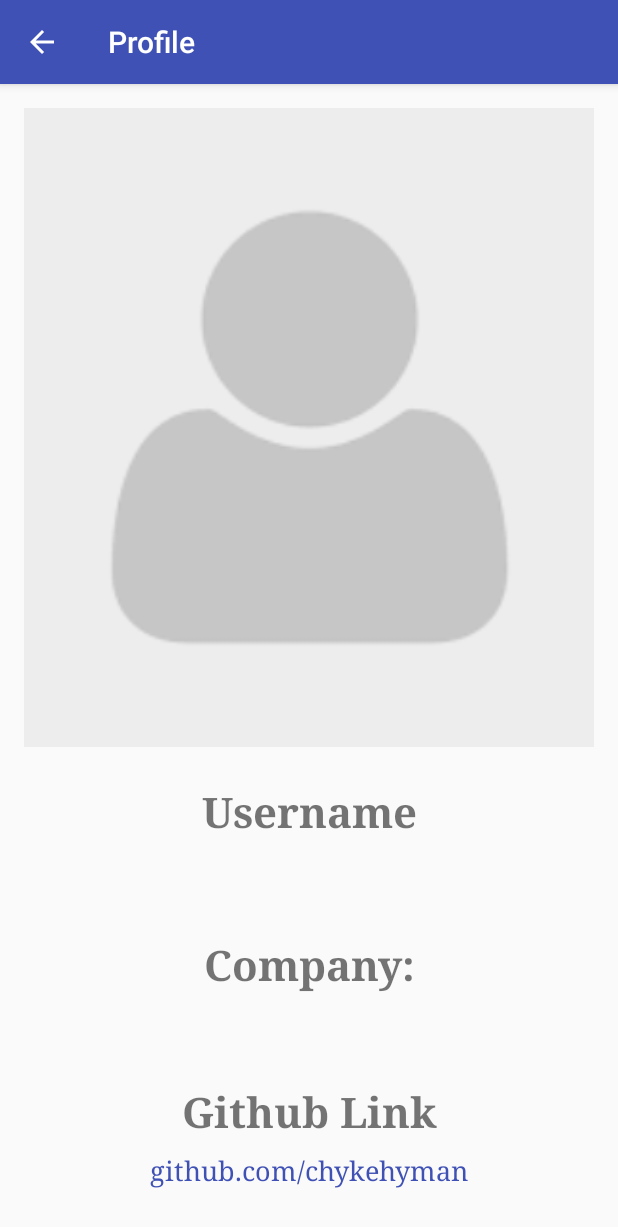
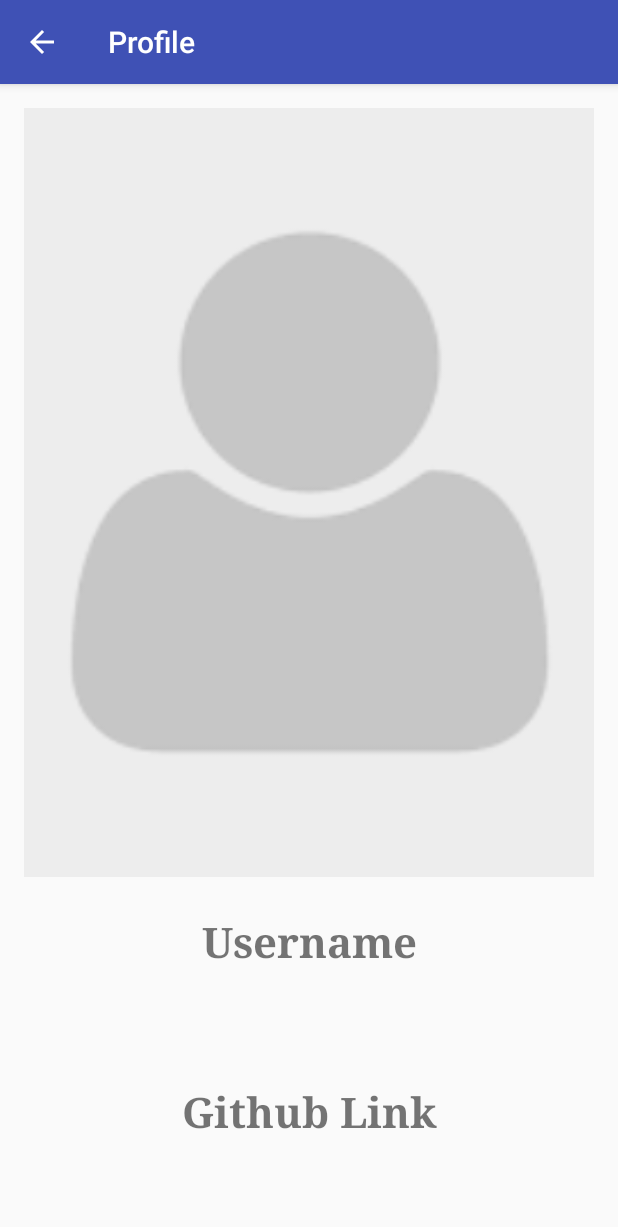
Before and after one commit to chykehyman/FindJavaDevelopers, an Android app: the DetailsActivity screen opened directly, with no data from a screen before it, on a phone screen of 412 x 824 dp. Shown: the top 1227 px of the screen. Run offline under Robolectric (Android 15) with nearby library versions, the phone set to English and light mode, and no system bars; our stand-ins replace Picasso; pictures from the network do not load.

Commit message:
feat(dynamic-ui): implement developers dynamic ui rendering list
- add model files(DevelopersList and DevelopersListResponse)
- modify Details and Main Activity files, move to 'view' package
- setup api interface and service classes
- implement 'presenter' module for accessing the api
- pass api response data from presenter class to ListAdapter class
- pass responses to RecyclerView component
- modify xml files to use 'tools:text' and 'tools:src' instead of 'android:text' and 'android:src' respectively
- clean up unwanted hanging codes

[Finishes #155965831]

```diff
--- a/app/build.gradle
+++ b/app/build.gradle
@@ -28,4 +28,9 @@ dependencies {
     implementation 'com.android.support:recyclerview-v7:27.1.0'
     implementation 'com.android.support:cardview-v7:27.1.0'
     implementation 'com.android.support:appcompat-v7:27.1.0'
+    implementation 'com.google.code.gson:gson:2.8.0'
+    implementation 'com.squareup.retrofit2:retrofit:2.3.0'
+    implementation 'com.squareup.retrofit2:converter-gson:2.2.0'
+    implementation 'com.android.support:support-annotations:27.1.0'
+    implementation "com.squareup.picasso:picasso:2.4.0"
 }
--- a/app/src/main/java/com/andela/android/javadevelopers/DetailsActivity.java
+++ b/app/src/main/java/com/andela/android/javadevelopers/view/DetailsActivity.java
@@ -1,9 +1,13 @@
-package com.andela.android.javadevelopers;
+package com.andela.android.javadevelopers.view;
 
 import android.content.Intent;
 import android.support.v7.app.AppCompatActivity;
 import android.os.Bundle;
+import android.widget.ImageView;
 import android.widget.TextView;
+
+import com.andela.android.javadevelopers.R;
+import com.squareup.picasso.Picasso;
 
 public class DetailsActivity extends AppCompatActivity {
 
@@ -16,13 +20,19 @@ public class DetailsActivity extends AppCompatActivity {
 
     private void displayProfile() {
         Intent intent = this.getIntent();
+
+        String devProfileImage = intent.getStringExtra("PROFILE_IMAGE");
         String devUsername = intent.getStringExtra("USER_NAME");
-        String devCompany = intent.getStringExtra("COMPANY");
+        String devGithubLink = intent.getStringExtra("GITHUB_LINK");
 
-        // Capture the layout's TextView and set the string as its text
+        ImageView profileImage = findViewById(R.id.profile_image_header);
         TextView username = findViewById(R.id.username);
-        TextView company = findViewById(R.id.company);
+        TextView githubLink = findViewById(R.id.github_url);
         username.setText(devUsername);
-        company.setText(devCompany);
+        Picasso.with(this)
+                .load(devProfileImage)
+                .placeholder(R.drawable.no_profile)
+                .into(profileImage);
+        githubLink.setText(devGithubLink);
     }
 }
--- a/app/src/main/res/layout/activity_details.xml
+++ b/app/src/main/res/layout/activity_details.xml
@@ -2,6 +2,7 @@
 
 <LinearLayout
     xmlns:android="http://schemas.android.com/apk/res/android"
+    xmlns:tools="http://schemas.android.com/tools"
     android:orientation="vertical"
     android:layout_width="match_parent"
     android:layout_height="match_parent"
@@ -11,7 +12,7 @@
         android:layout_width="match_parent"
         android:layout_height="0dp"
         android:layout_weight="1"
-        android:src="@drawable/no_profile"
+        tools:src="@drawable/no_profile"
         android:fitsSystemWindows="true"
         android:id="@+id/profile_image_header"
         android:scaleType="centerCrop"
@@ -37,38 +38,12 @@
         android:layout_marginLeft="16dp"
         android:layout_marginRight="16dp"
         android:layout_marginTop="8dp"
-        android:text="@string/username"
-        android:textSize="25sp"
+        tools:text="@string/username"
+        android:textSize="38sp"
         android:textAlignment="center"
         android:fontFamily="cursive"
         android:textStyle="bold"
     />
-
-    <TextView
-        android:layout_width="match_parent"
-        android:layout_height="wrap_content"
-        android:id="@+id/company_text"
-        android:textAlignment="center"
-        android:text="@string/company_text"
-        android:textSize="28sp"
-        android:textStyle="bold"
-        android:layout_marginTop="24dp"
-        android:fontFamily="serif"
-        />
-
-    <TextView
-        android:layout_width="match_parent"
-        android:layout_height="wrap_content"
-        android:id="@+id/company"
-        android:layout_marginLeft="16dp"
-        android:layout_marginRight="16dp"
-        android:layout_marginTop="8dp"
-        android:text="@string/company"
-        android:textSize="25sp"
-        android:textAlignment="center"
-        android:fontFamily="cursive"
-        android:textStyle="bold"
-        />
 
     <TextView
         android:layout_width="match_parent"
@@ -91,8 +66,10 @@
         android:layout_marginBottom="16dp"
         android:textAlignment="center"
         android:textSize="18sp"
-        android:text="@string/github_url"
+        tools:text="@string/github_url"
         android:textColor="@color/colorPrimary"
         android:fontFamily="serif"
+        android:autoLink="web"
+        android:textColorLink="@color/colorPrimary"
     />
 </LinearLayout>
--- a/app/src/main/res/layout/activity_main.xml
+++ b/app/src/main/res/layout/activity_main.xml
@@ -8,4 +8,4 @@
     android:layout_width="match_parent"
     android:layout_height="match_parent"
     android:background="#f2f2f2"
-    tools:context=".MainActivity"/>
+    tools:context=".view.MainActivity"/>
```
Also changed, not shown: app/src/main/AndroidManifest.xml (+6 -4 lines), app/src/main/java/com/andela/android/javadevelopers/DevelopersList.java (deleted, +0 -23 lines), app/src/main/java/com/andela/android/javadevelopers/MainActivity.java (deleted, +0 -40 lines), app/src/main/java/com/andela/android/javadevelopers/adapter/ListAdapter.java (renamed from app/src/main/java/com/andela/android/javadevelopers/ListAdapter.java, +23 -8 lines), app/src/main/java/com/andela/android/javadevelopers/model/DevelopersList.java (added, +36 -0 lines), app/src/main/java/com/andela/android/javadevelopers/model/DevelopersListResponse.java (added, +19 -0 lines), app/src/main/java/com/andela/android/javadevelopers/presenter/DeveloperPresenter.java (added, +59 -0 lines), app/src/main/java/com/andela/android/javadevelopers/service/DeveloperService.java (added, +25 -0 lines), app/src/main/java/com/andela/android/javadevelopers/service/DevelopersApi.java (added, +15 -0 lines), app/src/main/java/com/andela/android/javadevelopers/view/MainActivity.java (added, +30 -0 lines), app/src/main/res/layout/user_row.xml (+8 -33 lines).
